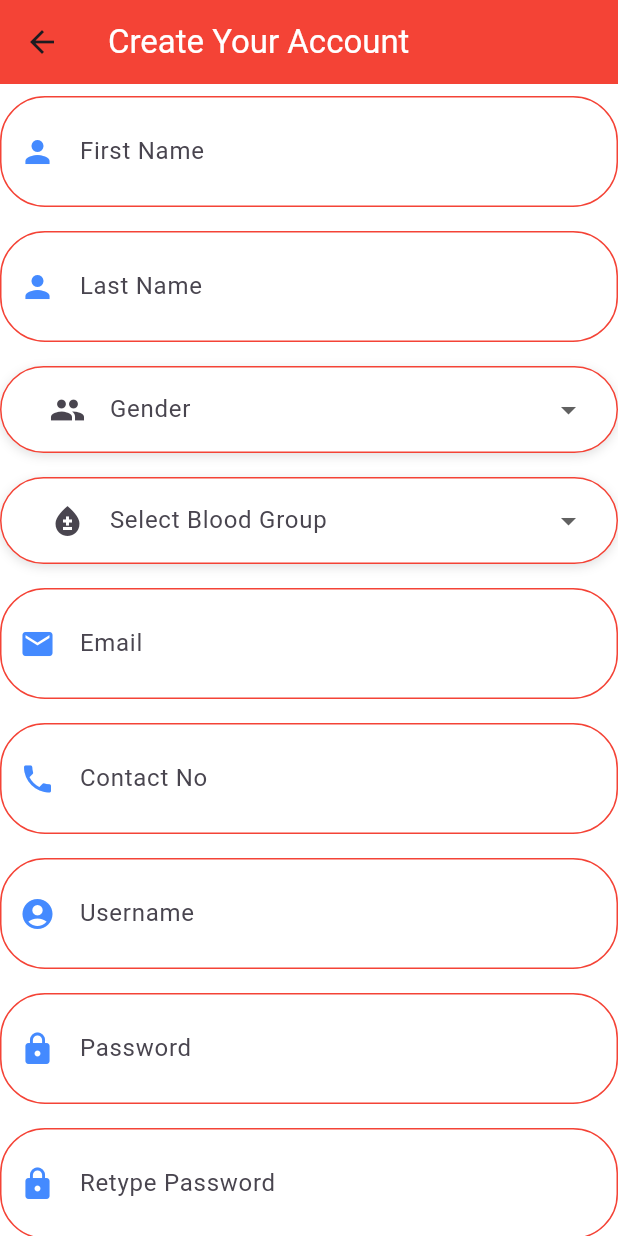
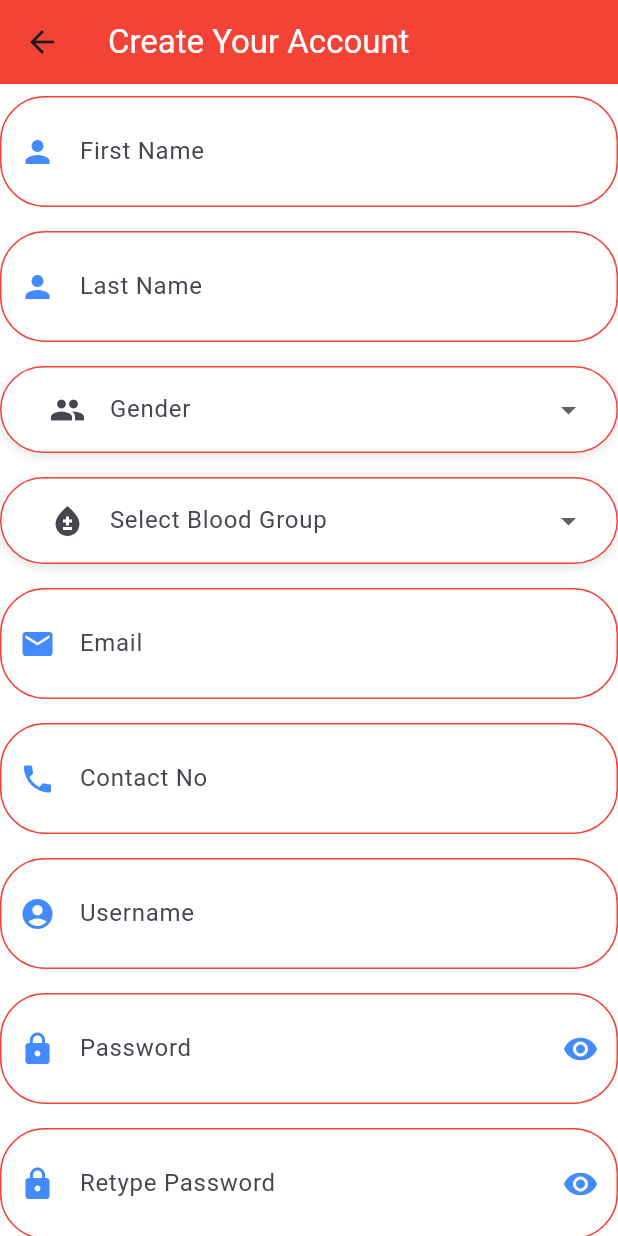
Before and after one commit to Gathika12/Blood-Donation-Mobile-App-Flutter, a Flutter app: the RegisterPage screen opened directly, on a phone screen of 412 x 824 dp. Run offline on Flutter 3.47's test engine with Material 3 defaults, Android fonts, the phone set to English and light mode, and no system bars.

Commit message:
password hide in login and register pages

```diff
--- a/blood donation/lib/main.dart
+++ b/blood donation/lib/main.dart
@@ -22,7 +22,7 @@ void main() async {
   }
 */
   runApp(MaterialApp(
-    home: DonatePage(),
+    home: RegisterPage(),
   ));
 }
 
--- a/blood donation/lib/register.dart
+++ b/blood donation/lib/register.dart
@@ -1,5 +1,4 @@
 import 'package:flutter/material.dart';
-import 'package:practice02/login.dart';
 
 void main() {
   runApp(MaterialApp(
@@ -24,11 +23,14 @@ class _RegisterPageState extends State<RegisterPage> {
 
   String? _selectedGender;
   String? _selectedBloodGroup;
+  bool _obscurePassword = true;
 
   Widget _buildOvalTextFieldWithIcon({
     required TextEditingController controller,
     required String labelText,
     required IconData icon,
+    bool obscureText = false,
+    bool isPassword = false,
   }) {
     return Container(
       margin: EdgeInsets.symmetric(vertical: 8.0),
@@ -46,12 +48,26 @@ class _RegisterPageState extends State<RegisterPage> {
       ),
       child: TextFormField(
         controller: controller,
+        obscureText: isPassword ? _obscurePassword : obscureText,
         decoration: InputDecoration(
           labelText: labelText,
           prefixIcon: Icon(
             icon,
             color: Colors.blueAccent,
           ),
+          suffixIcon: isPassword
+              ? IconButton(
+                  icon: Icon(
+                    _obscurePassword ? Icons.visibility : Icons.visibility_off,
+                    color: Colors.blueAccent,
+                  ),
+                  onPressed: () {
+                    setState(() {
+                      _obscurePassword = !_obscurePassword;
+                    });
+                  },
+                )
+              : null,
           border: InputBorder.none,
           contentPadding:
               EdgeInsets.symmetric(horizontal: 20.0, vertical: 16.0),
@@ -88,8 +104,17 @@ class _RegisterPageState extends State<RegisterPage> {
             _selectedBloodGroup = newValue;
           });
         },
-        items: ['Select Blood Group','A+', 'A-', 'B+', 'B-', 'AB+', 'AB-', 'O+', 'O-']
-            .map<DropdownMenuItem<String>>((String value) {
+        items: [
+          'Select Blood Group',
+          'A+',
+          'A-',
+          'B+',
+          'B-',
+          'AB+',
+          'AB-',
+          'O+',
+          'O-'
+        ].map<DropdownMenuItem<String>>((String value) {
           return DropdownMenuItem<String>(
             value: value,
             child: Text(
@@ -130,7 +155,7 @@ class _RegisterPageState extends State<RegisterPage> {
             _selectedGender = newValue;
           });
         },
-        items: ['Select Gender','Male', 'Female', 'Other']
+        items: ['Select Gender', 'Male', 'Female', 'Other']
             .map<DropdownMenuItem<String>>((String value) {
           return DropdownMenuItem<String>(
             value: value,
@@ -151,7 +176,6 @@ class _RegisterPageState extends State<RegisterPage> {
 
   @override
   Widget build(BuildContext context) {
-
     return Scaffold(
       appBar: AppBar(
         title: Text(
@@ -198,29 +222,32 @@ class _RegisterPageState extends State<RegisterPage> {
               controller: _passwordController,
               labelText: 'Password',
               icon: Icons.lock,
+              obscureText: true,
+              isPassword: true,
             ),
             _buildOvalTextFieldWithIcon(
               controller: _retypePasswordController,
               labelText: 'Retype Password',
               icon: Icons.lock,
+              obscureText: true,
+              isPassword: true,
             ),
-
             SizedBox(height: 16.0),
             ElevatedButton(
               onPressed: () {
-                Navigator.push(
-                    context, MaterialPageRoute(builder: (context) => Home()));
+                // Handle sign up logic here
+                signUp();
               },
-              child: Text('Create Account',
-                  style: TextStyle(color: Colors.white)),
+              child:
+                  Text('Create Account', style: TextStyle(color: Colors.white)),
               style: ElevatedButton.styleFrom(
                 backgroundColor: Colors.red,
                 elevation: 0.0,
                 shape: RoundedRectangleBorder(
                   borderRadius: BorderRadius.circular(30.0),
-                )
-              )
-            )
+                ),
+              ),
+            ),
           ],
         ),
       ),
```
Also changed, not shown: blood donation/lib/login.dart (+21 -5 lines).
